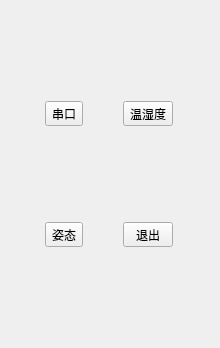
llllishuo/Vehicle_StatusMonitoring_Demo, file qt/mainwidget.ui: the form before one commit.
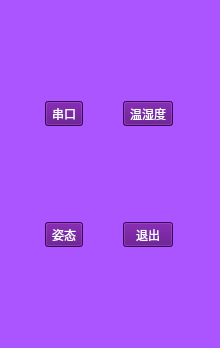
The form after the commit.

Patch:
```diff
--- a/qt/mainwidget.ui
+++ b/qt/mainwidget.ui
@@ -22,9 +22,18 @@
   <property name="layoutDirection">
    <enum>Qt::LeftToRight</enum>
   </property>
+  <property name="styleSheet">
+   <string notr="true">background-color: rgb(170, 85, 255);
+font: 700 9pt &quot;FiraCode Nerd Font Mono&quot;;</string>
+  </property>
   <layout class="QGridLayout" name="gridLayout">
    <item row="0" column="1">
     <widget class="QToolButton" name="temp_hum_dispaly_toolBut">
+     <property name="styleSheet">
+      <string notr="true">background-color: rgb(85, 0, 127);
+font: 700 9pt &quot;FiraCode Nerd Font Mono&quot;;
+color: rgb(255, 255, 255);</string>
+     </property>
      <property name="text">
       <string>温湿度</string>
      </property>
@@ -32,6 +41,11 @@
    </item>
    <item row="0" column="0">
     <widget class="QToolButton" name="comm_toolBut">
+     <property name="styleSheet">
+      <string notr="true">background-color: rgb(85, 0, 127);
+font: 700 9pt &quot;FiraCode Nerd Font Mono&quot;;
+color: rgb(255, 255, 255);</string>
+     </property>
      <property name="text">
       <string>串口</string>
      </property>
@@ -39,6 +53,11 @@
    </item>
    <item row="1" column="0">
     <widget class="QToolButton" name="qua_display_toolButton">
+     <property name="styleSheet">
+      <string notr="true">background-color: rgb(85, 0, 127);
+font: 700 9pt &quot;FiraCode Nerd Font Mono&quot;;
+color: rgb(255, 255, 255);</string>
+     </property>
      <property name="text">
       <string>姿态</string>
      </property>
@@ -52,6 +71,11 @@
        <verstretch>0</verstretch>
       </sizepolicy>
      </property>
+     <property name="styleSheet">
+      <string notr="true">background-color: rgb(85, 0, 127);
+font: 700 9pt &quot;FiraCode Nerd Font Mono&quot;;
+color: rgb(255, 255, 255);</string>
+     </property>
      <property name="text">
       <string>退出</string>
      </property>
```
Left out of the diff: 2 changed lines with no effect on the pictures.
